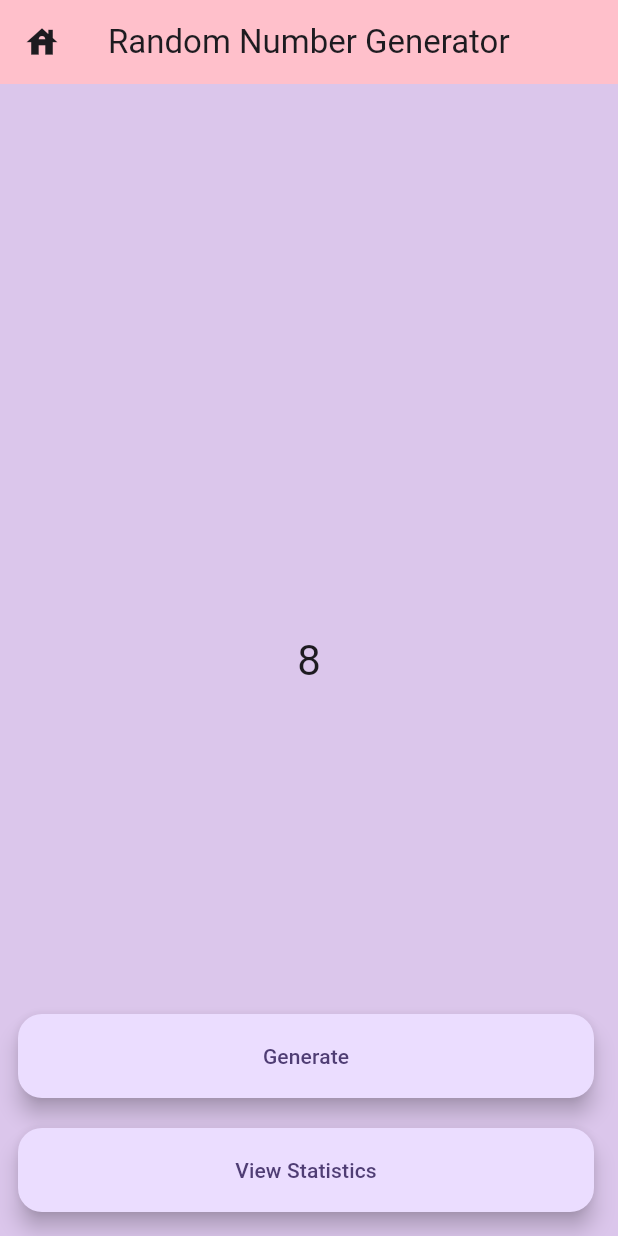
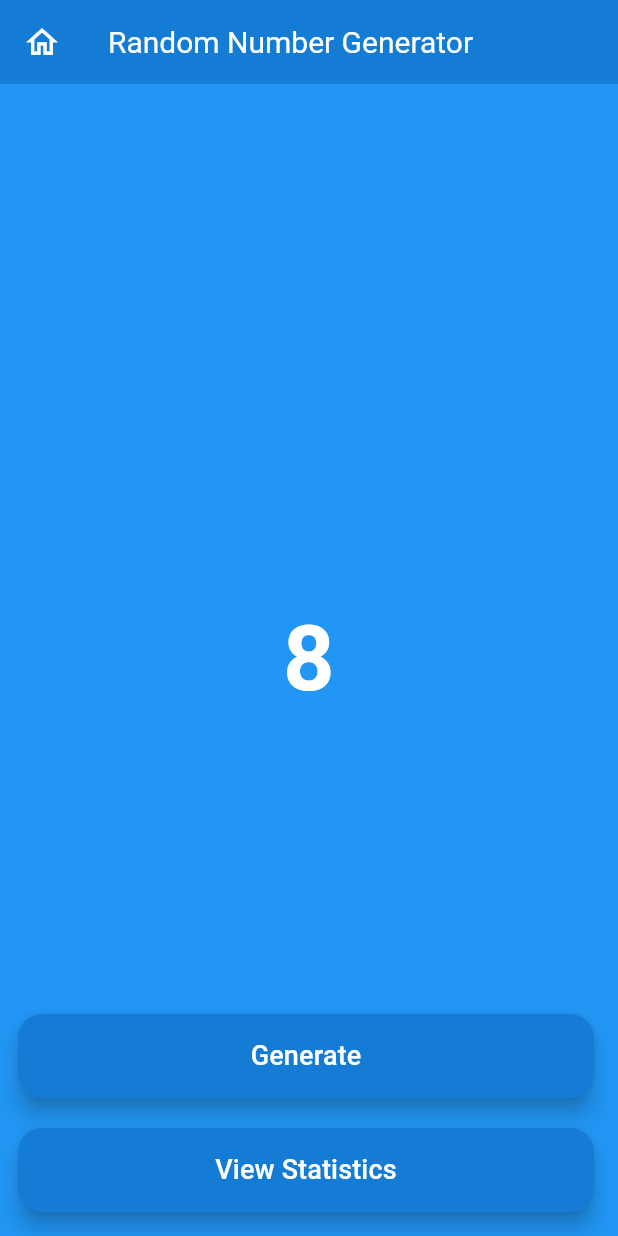
Before and after one commit to FarisZulfequar/FarisZ_Flutter_Assignment1, a Flutter app: the screen it shows after launch, after a tap on "Generate", on a phone screen of 412 x 824 dp. Run offline on Flutter 3.47's test engine with Material 3 defaults, Android fonts, the phone set to English and light mode, and no system bars.

Commit message:
Changed the style of the entire app

```diff
--- a/lib/main.dart
+++ b/lib/main.dart
@@ -15,7 +15,7 @@ class MyApp extends StatelessWidget {
       title: 'FarisZ_Flutter_Assignment_1',
       debugShowCheckedModeBanner: false,
       theme: ThemeData(colorScheme: .fromSeed(seedColor: Colors.deepPurple)),
-      home: const MyHomePage(title: 'Random Number Generator'),
+      home: const MyHomePage(title: "Random Number Generator"),
     );
   }
 }
@@ -38,10 +38,7 @@ class _MyHomePageState extends State<MyHomePage>
   void initState() {
     super.initState();
 
-    _controller = AnimationController(
-      vsync: this,
-    );
-
+    _controller = AnimationController(vsync: this);
   }
 
   @override
@@ -52,19 +49,20 @@ class _MyHomePageState extends State<MyHomePage>
 
   void generateRandomNumber() {
     setState(() {
-      Random randomObject = new Random();
-        _randomNum = 1 + randomObject.nextInt(9);
+      Random randomObject = Random();
+      _randomNum = 1 + randomObject.nextInt(9);
     });
   }
 
   @override
   Widget build(BuildContext context) {
     return Scaffold(
-      backgroundColor: Color(0xFFDBC6EB),
+      backgroundColor: Color(0xFF2196F4),
       appBar: AppBar(
-        leading: Icon(Icons.house, size: 25),
-        backgroundColor: Color(0xFFFFC0CB),
-        title: Text(widget.title),
+        leading: Icon(Icons.home_outlined, size: 25),
+        iconTheme: IconThemeData(color: Colors.white),
+        backgroundColor: Color(0xFF147CD4),
+        title: Text(widget.title, style: TextStyle(fontSize: 20, color: Colors.white)),
       ),
       body: Center(
         child: Column(
@@ -72,13 +70,11 @@ class _MyHomePageState extends State<MyHomePage>
           children: [
             RotationTransition(
               turns: _controller,
-              child:
-
-                Text(
-                  '$_randomNum',
-                  style: Theme.of(context).textTheme.headlineMedium,
-                  textAlign: TextAlign.center,
-                ),
+              child: Text(
+                '$_randomNum',
+                style: TextStyle(fontSize: 60, color: Colors.white, fontWeight: FontWeight.bold),
+                textAlign: TextAlign.center,
+              ),
             ),
           ],
         ),
@@ -92,13 +88,15 @@ class _MyHomePageState extends State<MyHomePage>
               child: SizedBox(
                 width: double.infinity,
                 child: FloatingActionButton(
+                  backgroundColor: Color(0xFF147CD4),
                   onPressed: () {
                     generateRandomNumber();
                     _controller.duration = const Duration(milliseconds: 300);
-                    _controller.reset();   // back to 0.0
-                    _controller.forward();},
-                    tooltip: 'Increment',
-                    child: Text('Generate'),
+                    _controller.reset(); // back to 0.0
+                    _controller.forward();
+                  },
+                  tooltip: 'Increment',
+                  child: Text('Generate',  style: TextStyle(color: Colors.white, fontSize: 18)),
                 ),
               ),
             ),
@@ -108,11 +106,17 @@ class _MyHomePageState extends State<MyHomePage>
               child: SizedBox(
                 width: double.infinity,
                 child: FloatingActionButton(
+                  backgroundColor: Color(0xFF147CD4),
                   onPressed: () {
                     null;
                   },
                   tooltip: 'Increment',
-                  child: Text('View Statistics', textAlign: TextAlign.center),
+                  child: Text(
+                    'View Statistics',
+                    textAlign: TextAlign.center,
+                    style: TextStyle(color: Colors.white, fontSize: 18),
+
+                  ),
                 ),
               ),
             ),
--- a/lib/model/NumberContainer.dart
+++ b/lib/model/NumberContainer.dart
@@ -1,7 +1,7 @@
 class NumberContainer {
-  static List<int> _numberList = [0, 0, 0, 0, 0, 0, 0, 0, 0];
+  static final List<int> _numberList = [0, 0, 0, 0, 0, 0, 0, 0, 0];
 
-  NumberContainer() {}
+  NumberContainer();
 
   List<int> getNumberList() {
       return _numberList;
```
Also changed, not shown: lib/secondScreen.dart (+10 -10 lines).
